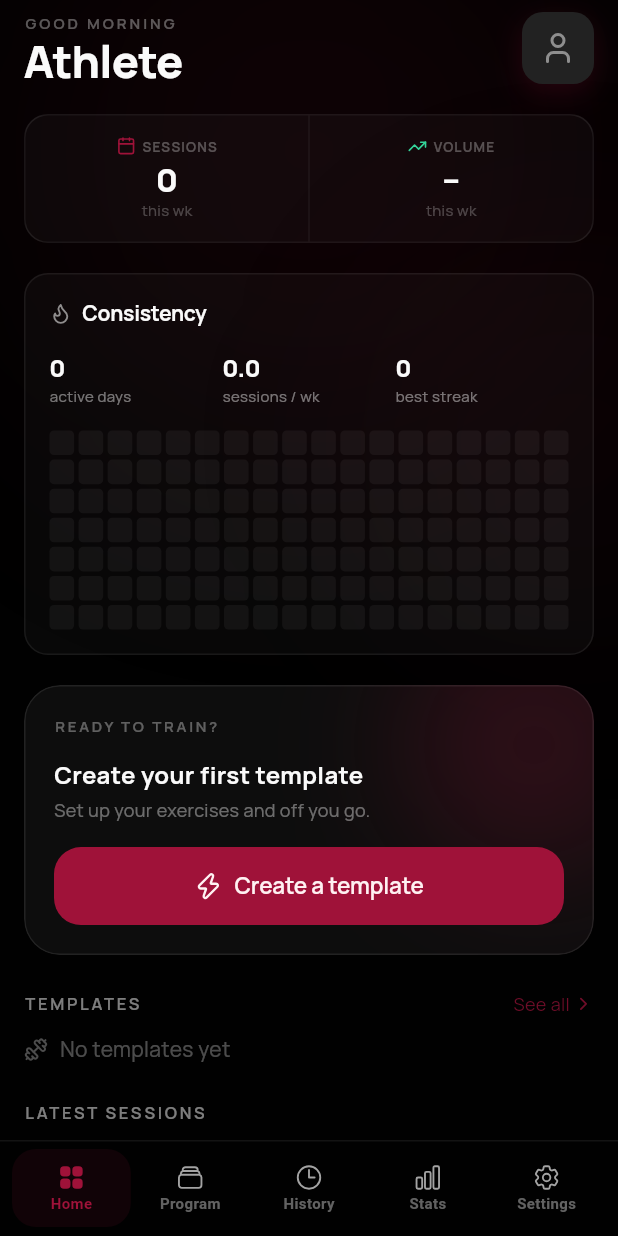
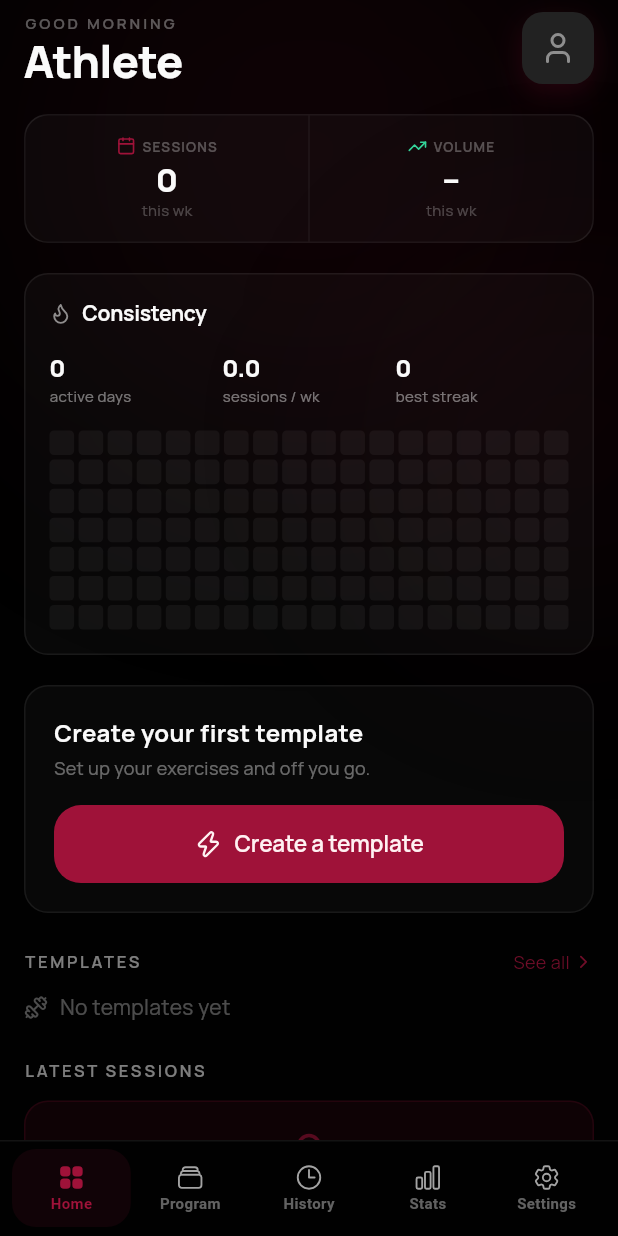
Before and after one commit to deleusec/repster-app, a Flutter app: the DashboardScreen screen opened by its route, on a phone screen of 412 x 824 dp. Run offline on Flutter 3.47's test engine with Material 3 defaults, Android fonts, the phone set to English and light mode, and no system bars; drawn by our look-alikes of flutter_animate; our stand-ins replace audioplayers, fl_chart, flutter_local_notifications, flutter_native_splash, flutter_riverpod, flutter_secure_storage and 9 more; missing offline and left inert: slang; accounts and stored records are empty; generated files the repository leaves out were written again; network calls fail; statements that could not run were skipped.

Commit message:
style(dashboard): let the next-session card wear the page's own card
It was the odd one out on a page of otherwise uniform cards: a 24 px radius
where everything else uses 16, a denser fill and a heavier border, and a
blurred primary glow bleeding out of the top-right corner. The glow was doing
the work an accent should do, and doing it loudly.

Now it wears `translucentCard` — the same radius, fill and border weight as
the cards around it — with nothing added in its place. The filled button was
already the only saturated element on the page, so a tinted border or a
coloured wash on top of it is the accessory to remove, not add. Losing the
glow also loses the `Stack` and the `ClipRRect` it needed.

The eyebrow read `READY TO TRAIN?`, which is mood: the button underneath
already says you can start. It now reads `NEXT SESSION`, which is true and
tells you this is the one that comes next rather than a template at random —
and it moved inside the suggested-template branch, because there is no next
session to announce to someone who has no template yet.

Tests cover both states laid out in a `ListView` (bounded width, unbounded
height — where a filled button used to fail on the web's first layout) and pin
the radius to the shared one.

Co-Authored-By: Claude Opus 5 (1M context) <noreply@anthropic.com>

```diff
--- a/lib/features/dashboard/presentation/widgets/hero_cta_card.dart
+++ b/lib/features/dashboard/presentation/widgets/hero_cta_card.dart
@@ -1,16 +1,18 @@
 import 'package:flutter/material.dart';
 import 'package:lucide_icons_flutter/lucide_icons.dart';
 
-import 'package:repster/core/theme/app_colors.dart';
+import 'package:repster/core/theme/app_surfaces.dart';
 import 'package:repster/features/templates/domain/muscle_group.dart';
 import 'package:repster/features/templates/domain/template.dart';
 import 'package:repster/i18n/translations.g.dart';
 import 'package:repster/shared/widgets/app_button.dart';
 import 'package:repster/shared/widgets/muscle_group_visuals.dart';
-import 'package:repster/shared/widgets/soft_glow.dart';
 
-/// Hero call-to-action card. When a template is suggested it offers to start a
-/// session; otherwise it invites the user to create a first template.
+/// Call-to-action card for the next session. When a template is suggested it
+/// offers to start it; otherwise it invites the user to create a first one.
+///
+/// Wears the page's standard card surface ([AppSurfaces.translucentCard]), so
+/// it shares its radius, fill and border weight with the cards around it.
 class HeroCtaCard extends StatelessWidget {
   const HeroCtaCard({
     required this.suggested,
@@ -29,48 +31,15 @@ class HeroCtaCard extends StatelessWidget {
     final scheme = Theme.of(context).colorScheme;
     final onSurface = scheme.onSurface;
 
-    return ClipRRect(
-      borderRadius: BorderRadius.circular(AppRadius.cardLg),
-      child: DecoratedBox(
-        decoration: BoxDecoration(
-          borderRadius: BorderRadius.circular(AppRadius.cardLg),
-          color: onSurface.withValues(alpha: 0.05),
-          border: Border.all(color: onSurface.withValues(alpha: 0.09)),
-        ),
-        child: Stack(
-          children: [
-            Positioned(
-              top: -48,
-              right: -48,
-              child: SoftGlow(
-                color: scheme.primary.withValues(alpha: 0.22),
-                size: 176,
-                blur: 44,
-              ),
-            ),
-            Padding(
-              padding: const EdgeInsets.all(20),
-              child: Column(
-                crossAxisAlignment: CrossAxisAlignment.start,
-                children: [
-                  Text(
-                    t.dashboard.hero.eyebrow,
-                    style: TextStyle(
-                      fontSize: 10,
-                      fontWeight: FontWeight.w600,
-                      letterSpacing: 1.8,
-                      color: onSurface.withValues(alpha: 0.35),
-                    ),
-                  ),
-                  const SizedBox(height: 14),
-                  if (suggested != null)
-                    ..._withTemplate(context, suggested!, onSurface)
-                  else
-                    ..._empty(context, onSurface),
-                ],
-              ),
-            ),
-          ],
+    return DecoratedBox(
+      decoration: scheme.translucentCard,
+      child: Padding(
+        padding: const EdgeInsets.all(20),
+        child: Column(
+          crossAxisAlignment: CrossAxisAlignment.start,
+          children: suggested != null
+              ? _withTemplate(context, suggested!, onSurface)
+              : _empty(context, onSurface),
         ),
       ),
     );
@@ -86,6 +55,18 @@ class HeroCtaCard extends StatelessWidget {
         : MuscleGroup.custom;
     final count = template.primaryExercises.length;
     return [
+      // Only over a real suggestion: there is no "next session" to announce
+      // when the user has no template yet.
+      Text(
+        t.dashboard.hero.eyebrow,
+        style: TextStyle(
+          fontSize: 10,
+          fontWeight: FontWeight.w600,
+          letterSpacing: 1.8,
+          color: onSurface.withValues(alpha: 0.35),
+        ),
+      ),
+      const SizedBox(height: 14),
       Row(
         children: [
           MuscleGroupBadge(group: group, size: 44, fontSize: 22),
--- a/lib/i18n/dashboard_de.i18n.json
+++ b/lib/i18n/dashboard_de.i18n.json
@@ -19,7 +19,7 @@
     "other": "{{n}} Übungen"
   },
   "hero": {
-    "eyebrow": "BEREIT ZUM TRAINIEREN?",
+    "eyebrow": "NÄCHSTE EINHEIT",
     "start": "Einheit starten",
     "emptyTitle": "Erstelle deine erste Vorlage",
     "emptyMessage": "Richte deine Übungen ein und los geht’s.",
--- a/lib/i18n/dashboard_en.i18n.json
+++ b/lib/i18n/dashboard_en.i18n.json
@@ -19,7 +19,7 @@
     "other": "{{n}} exercises"
   },
   "hero": {
-    "eyebrow": "READY TO TRAIN?",
+    "eyebrow": "NEXT SESSION",
     "start": "Start session",
     "emptyTitle": "Create your first template",
     "emptyMessage": "Set up your exercises and off you go.",
--- a/lib/i18n/dashboard_es.i18n.json
+++ b/lib/i18n/dashboard_es.i18n.json
@@ -19,7 +19,7 @@
     "other": "{{n}} ejercicios"
   },
   "hero": {
-    "eyebrow": "¿LISTO PARA ENTRENAR?",
+    "eyebrow": "PRÓXIMA SESIÓN",
     "start": "Empezar sesión",
     "emptyTitle": "Crea tu primera plantilla",
     "emptyMessage": "Configura tus ejercicios y a por ello.",
--- a/lib/i18n/dashboard_fr.i18n.json
+++ b/lib/i18n/dashboard_fr.i18n.json
@@ -19,7 +19,7 @@
     "other": "{{n}} exercices"
   },
   "hero": {
-    "eyebrow": "PRÊT À T’ENTRAÎNER ?",
+    "eyebrow": "PROCHAINE SÉANCE",
     "start": "Démarrer la séance",
     "emptyTitle": "Crée ton premier template",
     "emptyMessage": "Configure tes exercices et c’est parti.",
--- a/lib/i18n/dashboard_it.i18n.json
+++ b/lib/i18n/dashboard_it.i18n.json
@@ -19,7 +19,7 @@
     "other": "{{n}} esercizi"
   },
   "hero": {
-    "eyebrow": "PRONTO AD ALLENARTI?",
+    "eyebrow": "PROSSIMA SESSIONE",
     "start": "Inizia la sessione",
     "emptyTitle": "Crea il tuo primo modello",
     "emptyMessage": "Configura i tuoi esercizi e via.",
```
Also changed, not shown: lib/i18n/translations.g.dart, lib/i18n/translations_de.g.dart, lib/i18n/translations_en.g.dart, lib/i18n/translations_es.g.dart, lib/i18n/translations_fr.g.dart, lib/i18n/translations_it.g.dart, 1 other file.
